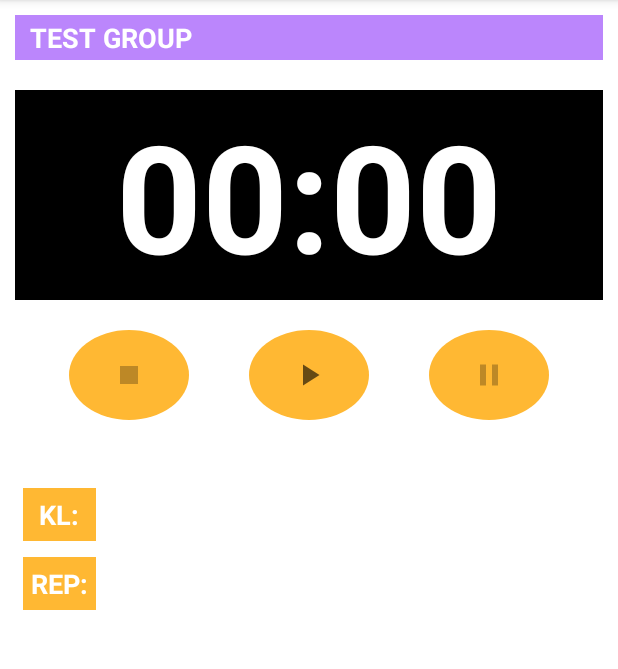
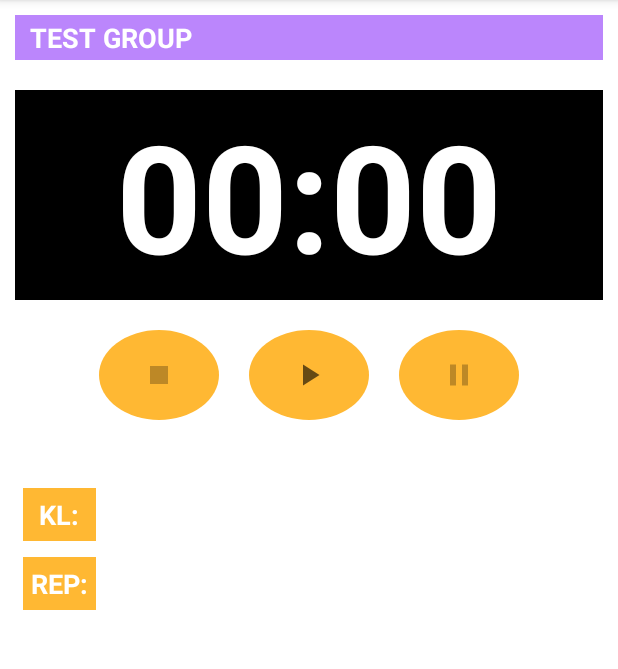
Before and after one commit to LuisValdesFrances/SimpleGymWorkout, an Android app: the ChronoActivity screen opened directly, with no data from a screen before it, on a phone screen of 412 x 824 dp, the part 84-753 px from its top. Run offline under Robolectric (Android 15) with nearby library versions, the phone set to English and light mode, and no system bars; our stand-ins replace AdMob, Room's generated code; 1 statement that could not run was skipped.

Commit message:
Admob adds layout settings

```diff
--- a/app/build.gradle
+++ b/app/build.gradle
@@ -10,8 +10,8 @@ android {
         applicationId "com.luis.simplegymworkout"
         minSdkVersion 16
         targetSdkVersion 29
-        versionCode 1
-        versionName "1.0"
+        versionCode 2
+        versionName "1.0.0"
 
         multiDexEnabled true
 
--- a/app/src/main/AndroidManifest.xml
+++ b/app/src/main/AndroidManifest.xml
@@ -41,7 +41,6 @@
             </intent-filter>
         </activity>
 
-        <!-- Sample AdMob App ID: ca-app-pub-3940256099942544~3347511713 -->
         <meta-data
             android:name="com.google.android.gms.ads.APPLICATION_ID"
             android:value="ca-app-pub-9871578065265688~9481089412"/>
--- a/app/src/main/res/layout/chrono_activity.xml
+++ b/app/src/main/res/layout/chrono_activity.xml
@@ -5,7 +5,6 @@
     android:layout_height="wrap_content"
     android:layout_margin="10dp"
     android:orientation="vertical">
-
     <TextView
         android:id="@+id/chronoActivityExercise"
         android:layout_width="match_parent"
@@ -17,8 +16,6 @@
         android:paddingHorizontal="10dp"
         android:gravity="center_vertical"
         android:textStyle="bold"/>
-
-
     <LinearLayout
         android:layout_width="match_parent"
         android:layout_height="wrap_content"
@@ -40,27 +37,28 @@
             android:gravity="center_horizontal"
             android:orientation="horizontal">
 
+            <!--android:layout_weight="1"-->
             <ImageButton
                 android:id="@+id/chronoActivityStop"
                 android:layout_width="80dp"
                 android:layout_height="60dp"
-                    android:layout_marginHorizontal="20dp"
+                android:layout_marginHorizontal="10dp"
                 android:background="@drawable/chrono_button"
                 android:src="@drawable/ic_stop_24"/>
-
+            <!--android:layout_weight="1"-->
             <ImageButton
                 android:id="@+id/chronoActivityStart"
                 android:layout_width="80dp"
                 android:layout_height="60dp"
-                    android:layout_marginHorizontal="20dp"
+                android:layout_marginHorizontal="10dp"
                 android:background="@drawable/chrono_button"
                 android:src="@drawable/ic_play_24"/>
-
+            <!--android:layout_weight="1"-->
             <ImageButton
                 android:id="@+id/chronoActivityPause"
                 android:layout_width="80dp"
                 android:layout_height="60dp"
-                    android:layout_marginHorizontal="20dp"
+                android:layout_marginHorizontal="10dp"
                 android:background="@drawable/chrono_button"
                 android:src="@drawable/ic_pause_24"/>
         </LinearLayout>
@@ -120,7 +118,7 @@
         <com.google.android.gms.ads.AdView
             xmlns:ads="http://schemas.android.com/apk/res-auto"
             android:id="@+id/adView"
-            android:layout_width="wrap_content"
+            android:layout_width="match_parent"
             android:layout_height="wrap_content"
             android:layout_centerHorizontal="true"
             android:layout_alignParentBottom="true"
--- a/app/src/main/res/layout/exercises_activity.xml
+++ b/app/src/main/res/layout/exercises_activity.xml
@@ -35,10 +35,9 @@
     <com.google.android.gms.ads.AdView
         xmlns:ads="http://schemas.android.com/apk/res-auto"
         android:id="@+id/adView"
-        android:layout_width="wrap_content"
+        android:layout_width="match_parent"
         android:layout_height="wrap_content"
-        android:layout_centerHorizontal="true"
-        android:layout_alignParentBottom="true"
+        android:gravity="center"
         ads:adSize="BANNER"
         ads:adUnitId="ca-app-pub-9871578065265688/4783296505">
     </com.google.android.gms.ads.AdView>
```
Lines whose indentation alone changed are shown as unchanged.
